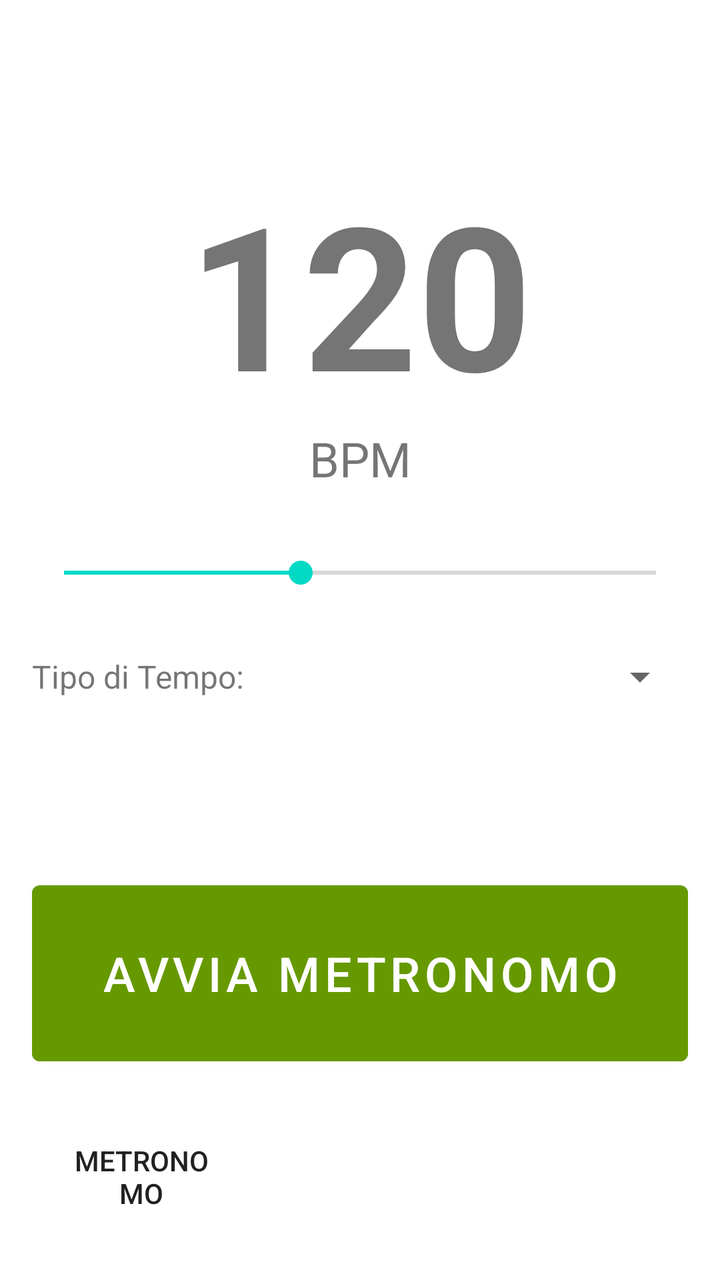
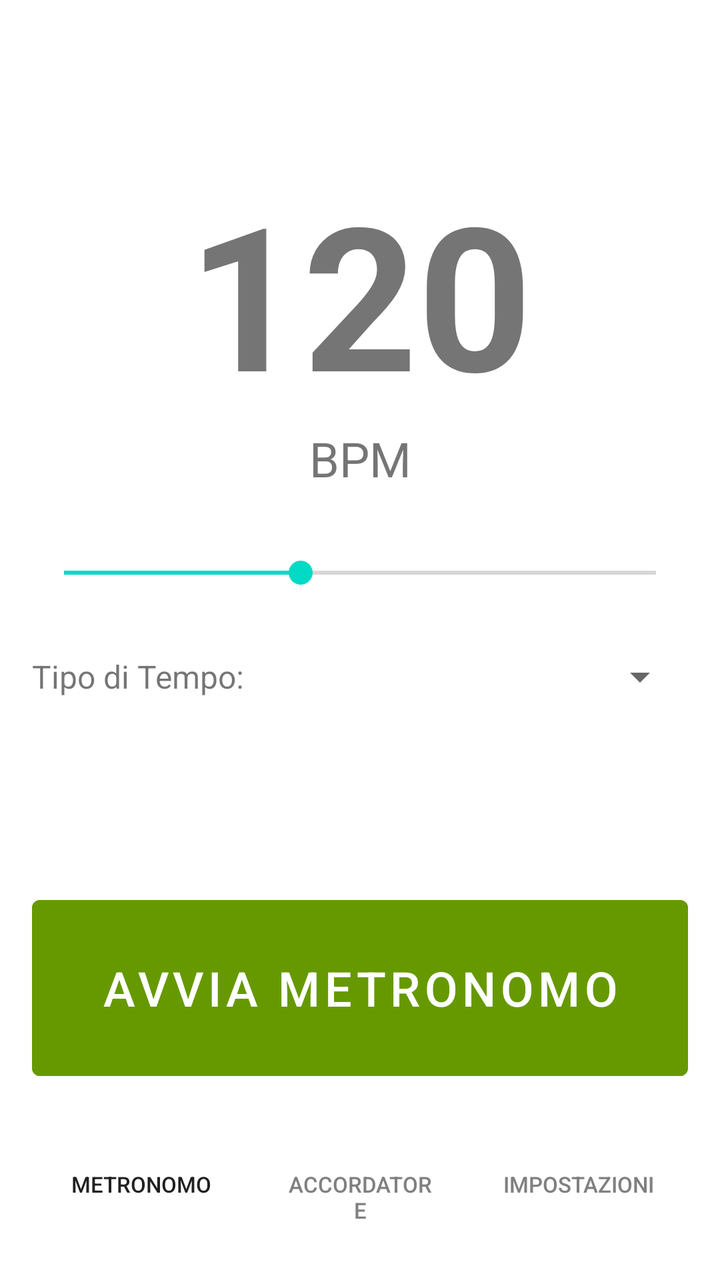

Two renders of the same Android screen: before a commit and after it. Below are the layout's source before the change and the commit's diff.
<!-- AndroidManifest.xml: activity theme Theme.MetronomeTuner -->
<!-- res/layout/activity_metronomo.xml -->
<?xml version="1.0" encoding="utf-8"?>
<androidx.constraintlayout.widget.ConstraintLayout xmlns:android="http://schemas.android.com/apk/res/android"
    xmlns:app="http://schemas.android.com/apk/res-auto"
    xmlns:tools="http://schemas.android.com/tools"
    android:layout_width="match_parent"
    android:layout_height="match_parent"
    android:padding="16dp"
    tools:context=".MetronomoActivity">

    <TextView
        android:id="@+id/bpm_display"
        android:layout_width="wrap_content"
        android:layout_height="wrap_content"
        android:text="120"
        android:textSize="100sp"
        android:textStyle="bold"
        app:layout_constraintTop_toTopOf="parent"
        app:layout_constraintStart_toStartOf="parent"
        app:layout_constraintEnd_toEndOf="parent"
        android:layout_marginTop="64dp" />

    <TextView
        android:id="@+id/label_bpm_unit"
        android:layout_width="wrap_content"
        android:layout_height="wrap_content"
        android:text="BPM"
        android:textSize="24sp"
        app:layout_constraintTop_toBottomOf="@id/bpm_display"
        app:layout_constraintStart_toStartOf="@id/bpm_display"
        app:layout_constraintEnd_toEndOf="@id/bpm_display" />

    <SeekBar
        android:id="@+id/bpm_seekbar"
        android:layout_width="0dp"
        android:layout_height="wrap_content"
        android:max="240"
        android:min="40"
        android:progress="120"
        android:layout_marginTop="32dp"
        app:layout_constraintTop_toBottomOf="@id/label_bpm_unit"
        app:layout_constraintStart_toStartOf="parent"
        app:layout_constraintEnd_toEndOf="parent" />

    <TextView
        android:id="@+id/label_time_sig"
        android:layout_width="wrap_content"
        android:layout_height="wrap_content"
        android:text="Tipo di Tempo:"
        android:textSize="16sp"
        android:layout_marginTop="32dp"
        app:layout_constraintStart_toStartOf="parent"
        app:layout_constraintTop_toBottomOf="@id/bpm_seekbar" />

    <Spinner
        android:id="@+id/time_signature_spinner"
        android:layout_width="0dp"
        android:layout_height="wrap_content"
        android:minHeight="48dp"
        app:layout_constraintStart_toEndOf="@id/label_time_sig"
        app:layout_constraintEnd_toEndOf="parent"
        app:layout_constraintTop_toTopOf="@id/label_time_sig"
        app:layout_constraintBottom_toBottomOf="@id/label_time_sig"
        android:layout_marginStart="8dp" />

    <Button
        android:id="@+id/btn_start_stop"
        android:layout_width="0dp"
        android:layout_height="100dp"
        android:text="AVVIA METRONOMO"
        android:textSize="24sp"
        android:backgroundTint="@android:color/holo_green_dark"
        app:layout_constraintBottom_toTopOf="@id/bottom_navigation_bar"
        app:layout_constraintStart_toStartOf="parent"
        app:layout_constraintEnd_toEndOf="parent"
        android:layout_marginBottom="16dp" />

    <LinearLayout
        android:id="@+id/bottom_navigation_bar"
        android:layout_width="match_parent"
        android:layout_height="wrap_content"
        android:orientation="horizontal"
        android:paddingTop="8dp"
        android:paddingBottom="8dp"
        android:background="?attr/colorSurface"
        app:layout_constraintBottom_toBottomOf="parent"
        app:layout_constraintStart_toStartOf="parent"
        app:layout_constraintEnd_toEndOf="parent">

        <Button
            android:id="@+id/btn_to_metronome"
            android:layout_width="0dp"
            android:layout_height="wrap_content"
            android:layout_weight="1"
            android:text="Metronomo"
            style="@style/Widget.AppCompat.Button.Borderless"
            android:textColor="?attr/colorPrimary" />

        <Button
            android:id="@+id/btn_to_tuner"
            android:layout_width="0dp"
            android:layout_height="wrap_content"
            android:layout_weight="1"
            android:text="Accordatore"
            style="@style/Widget.AppCompat.Button.Borderless" />

        <Button
            android:id="@+id/btn_to_settings"
            android:layout_width="0dp"
            android:layout_height="wrap_content"
            android:layout_weight="1"
            android:text="Impostazioni"
            style="@style/Widget.AppCompat.Button.Borderless" />

    </LinearLayout>

</androidx.constraintlayout.widget.ConstraintLayout>
<!-- resources referenced by this layout -->
<resources>
  <style name="Theme.MetronomeTuner" parent="Theme.MaterialComponents.DayNight.DarkActionBar" />
</resources>

<!-- the commit's change to res/layout/activity_metronomo.xml (unified diff, before → after) -->
@@ -92,6 +92,7 @@
             android:layout_height="wrap_content"
             android:layout_weight="1"
             android:text="Metronomo"
+            android:textSize="11sp"
             style="@style/Widget.AppCompat.Button.Borderless"
             android:textColor="?attr/colorPrimary" />
 
@@ -101,7 +102,9 @@
             android:layout_height="wrap_content"
             android:layout_weight="1"
             android:text="Accordatore"
-            style="@style/Widget.AppCompat.Button.Borderless" />
+            android:textSize="11sp"
+            style="@style/Widget.AppCompat.Button.Borderless"
+            android:textColor="@color/gray_medium" />
 
         <Button
             android:id="@+id/btn_to_settings"
@@ -109,7 +112,9 @@
             android:layout_height="wrap_content"
             android:layout_weight="1"
             android:text="Impostazioni"
-            style="@style/Widget.AppCompat.Button.Borderless" />
+            android:textSize="11sp"
+            style="@style/Widget.AppCompat.Button.Borderless"
+            android:textColor="@color/gray_medium"/>
 
     </LinearLayout>
 
<!-- resource entries referenced after the edit -->
@@ -1,5 +1,6 @@
 <!-- resources referenced by this layout -->
 <resources>
+  <color name="gray_medium">#FF808080</color>
   <style name="Theme.MetronomeTuner" parent="Theme.MaterialComponents.DayNight.DarkActionBar" />
 </resources>
 
